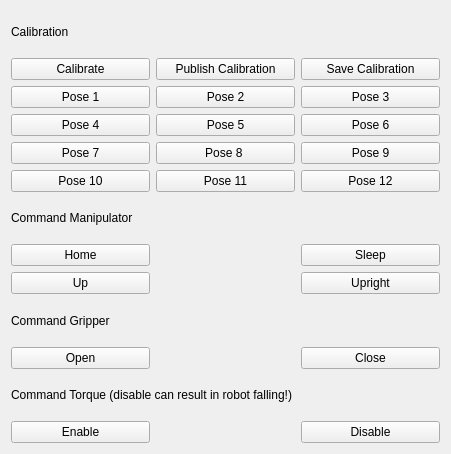
This is examples/demo/eager_calibration_rqt/resource/eager_calibration.ui in eager-dev/eager as Qt 5 draws it before an edit. The edited form follows.
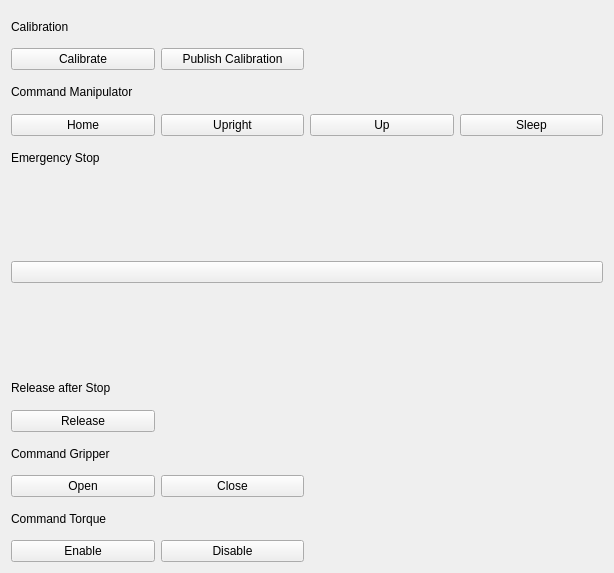
This is the edited form. Icons and pictures are not drawn.

Commit message: Automate calibration

```diff
--- a/examples/demo/eager_calibration_rqt/resource/eager_calibration.ui
+++ b/examples/demo/eager_calibration_rqt/resource/eager_calibration.ui
@@ -6,109 +6,70 @@
    <rect>
     <x>0</x>
     <y>0</y>
-    <width>451</width>
-    <height>454</height>
+    <width>614</width>
+    <height>573</height>
    </rect>
   </property>
   <property name="windowTitle">
    <string>Calibration UI</string>
   </property>
   <layout class="QGridLayout" name="gridLayout">
-   <item row="7" column="2">
+   <item row="4" column="2">
+    <widget class="QPushButton" name="upButton">
+     <property name="text">
+      <string>Up</string>
+     </property>
+    </widget>
+   </item>
+   <item row="4" column="3">
     <widget class="QPushButton" name="sleepButton">
      <property name="text">
       <string>Sleep</string>
      </property>
     </widget>
    </item>
-   <item row="1" column="0">
-    <widget class="QPushButton" name="calibrateButton">
+   <item row="22" column="0">
+    <widget class="QPushButton" name="enableButton">
      <property name="text">
-      <string>Calibrate</string>
+      <string>Enable</string>
      </property>
     </widget>
    </item>
-   <item row="5" column="0">
-    <widget class="QPushButton" name="pose10Button">
+   <item row="7" column="0" rowspan="6" colspan="4">
+    <widget class="QPushButton" name="stopButton">
      <property name="text">
-      <string>Pose 10</string>
+      <string/>
      </property>
-    </widget>
-   </item>
-   <item row="2" column="1">
-    <widget class="QPushButton" name="pose2Button">
-     <property name="text">
-      <string>Pose 2</string>
+     <property name="icon">
+      <iconset theme="stop">
+       <normaloff>.</normaloff>.</iconset>
      </property>
-    </widget>
-   </item>
-   <item row="5" column="1">
-    <widget class="QPushButton" name="pose11Button">
-     <property name="text">
-      <string>Pose 11</string>
+     <property name="iconSize">
+      <size>
+       <width>256</width>
+       <height>256</height>
+      </size>
      </property>
     </widget>
    </item>
-   <item row="0" column="0" colspan="3">
-    <widget class="QLabel" name="calibrationLabel">
-     <property name="text">
-      <string>Calibration</string>
-     </property>
-    </widget>
-   </item>
-   <item row="3" column="0">
-    <widget class="QPushButton" name="pose4Button">
-     <property name="text">
-      <string>Pose 4</string>
-     </property>
-    </widget>
-   </item>
-   <item row="4" column="1">
-    <widget class="QPushButton" name="pose8Button">
-     <property name="text">
-      <string>Pose 8 </string>
-     </property>
-    </widget>
-   </item>
-   <item row="7" column="0">
+   <item row="4" column="0">
     <widget class="QPushButton" name="homeButton">
      <property name="text">
       <string>Home</string>
      </property>
     </widget>
    </item>
-   <item row="4" column="2">
-    <widget class="QPushButton" name="pose9Button">
+   <item row="20" column="0">
+    <widget class="QPushButton" name="openButton">
      <property name="text">
-      <string>Pose 9</string>
+      <string>Open</string>
      </property>
     </widget>
    </item>
-   <item row="10" column="2">
-    <widget class="QPushButton" name="closeButton">
+   <item row="0" column="0" colspan="4">
+    <widget class="QLabel" name="calibrationLabel">
      <property name="text">
-      <string>Close</string>
-     </property>
-    </widget>
-   </item>
-   <item row="4" column="0">
-    <widget class="QPushButton" name="pose7Button">
-     <property name="text">
-      <string>Pose 7</string>
-     </property>
-    </widget>
-   </item>
-   <item row="1" column="2">
-    <widget class="QPushButton" name="saveButton">
-     <property name="text">
-      <string>Save Calibration</string>
-     </property>
-    </widget>
-   </item>
-   <item row="5" column="2">
-    <widget class="QPushButton" name="pose12Button">
-     <property name="text">
-      <string>Pose 12</string>
+      <string>Calibration</string>
      </property>
     </widget>
    </item>
@@ -119,90 +80,76 @@
      </property>
     </widget>
    </item>
-   <item row="2" column="0">
-    <widget class="QPushButton" name="pose1Button">
+   <item row="20" column="1">
+    <widget class="QPushButton" name="closeButton">
      <property name="text">
-      <string>Pose 1</string>
+      <string>Close</string>
      </property>
     </widget>
    </item>
-   <item row="3" column="1">
-    <widget class="QPushButton" name="pose5Button">
+   <item row="1" column="0">
+    <widget class="QPushButton" name="calibrateButton">
      <property name="text">
-      <string>Pose 5</string>
+      <string>Calibrate</string>
      </property>
     </widget>
    </item>
-   <item row="12" column="2">
+   <item row="22" column="1">
     <widget class="QPushButton" name="disableButton">
      <property name="text">
       <string>Disable</string>
      </property>
     </widget>
    </item>
-   <item row="11" column="0" colspan="3">
-    <widget class="QLabel" name="torqueLabel">
+   <item row="5" column="0">
+    <widget class="QLabel" name="label">
      <property name="text">
-      <string>Command Torque (disable can result in robot falling!)</string>
+      <string>Emergency Stop</string>
      </property>
     </widget>
    </item>
-   <item row="6" column="0" colspan="3">
+   <item row="2" column="0" colspan="4">
     <widget class="QLabel" name="manipulatorLabel">
      <property name="text">
       <string>Command Manipulator</string>
      </property>
     </widget>
    </item>
-   <item row="3" column="2">
-    <widget class="QPushButton" name="pose6Button">
+   <item row="21" column="0" colspan="4">
+    <widget class="QLabel" name="torqueLabel">
      <property name="text">
-      <string>Pose 6</string>
+      <string>Command Torque</string>
      </property>
     </widget>
    </item>
-   <item row="12" column="0">
-    <widget class="QPushButton" name="enableButton">
-     <property name="text">
-      <string>Enable</string>
-     </property>
-    </widget>
-   </item>
-   <item row="2" column="2">
-    <widget class="QPushButton" name="pose3Button">
-     <property name="text">
-      <string>Pose 3</string>
-     </property>
-    </widget>
-   </item>
-   <item row="9" column="0" colspan="3">
+   <item row="19" column="0" colspan="4">
     <widget class="QLabel" name="gripperLabel">
      <property name="text">
       <string>Command Gripper</string>
      </property>
     </widget>
    </item>
-   <item row="10" column="0">
-    <widget class="QPushButton" name="openButton">
-     <property name="text">
-      <string>Open</string>
-     </property>
-    </widget>
-   </item>
-   <item row="8" column="0">
-    <widget class="QPushButton" name="upButton">
-     <property name="text">
-      <string>Up</string>
-     </property>
-    </widget>
-   </item>
-   <item row="8" column="2">
+   <item row="4" column="1">
     <widget class="QPushButton" name="uprightButton">
      <property name="text">
       <string>Upright</string>
      </property>
     </widget>
    </item>
+   <item row="14" column="0">
+    <widget class="QPushButton" name="releaseButton">
+     <property name="text">
+      <string>Release</string>
+     </property>
+    </widget>
+   </item>
+   <item row="13" column="0">
+    <widget class="QLabel" name="label_2">
+     <property name="text">
+      <string>Release after Stop</string>
+     </property>
+    </widget>
+   </item>
   </layout>
  </widget>
  <resources/>
```
The commit also changes 2 other files.
